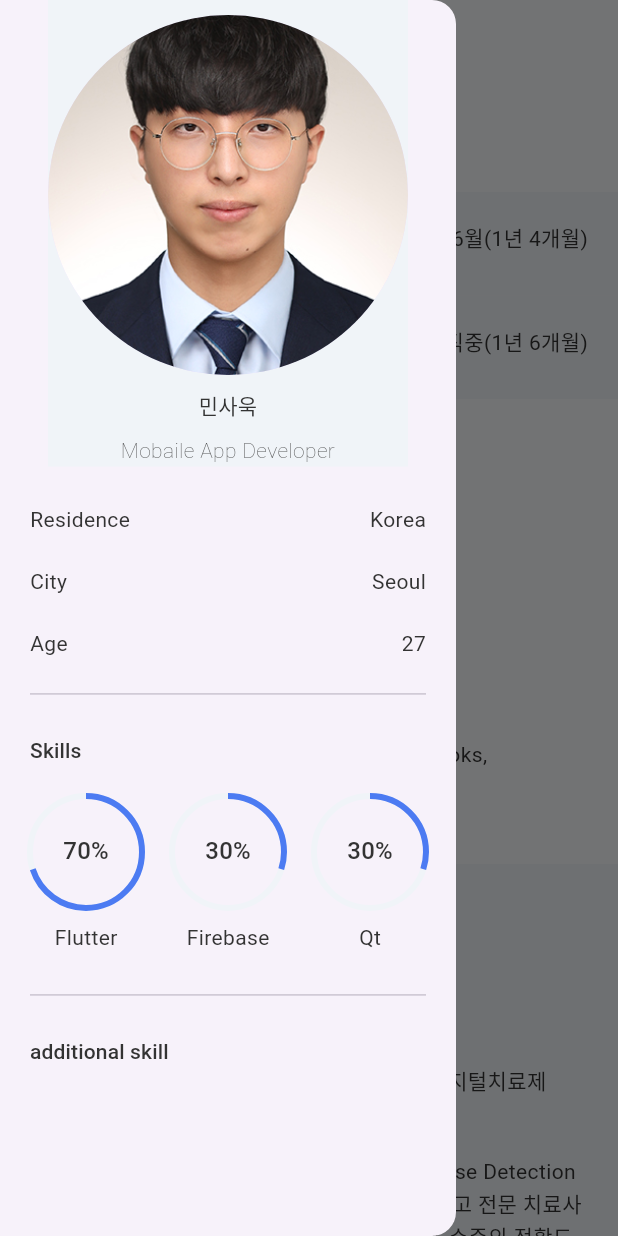
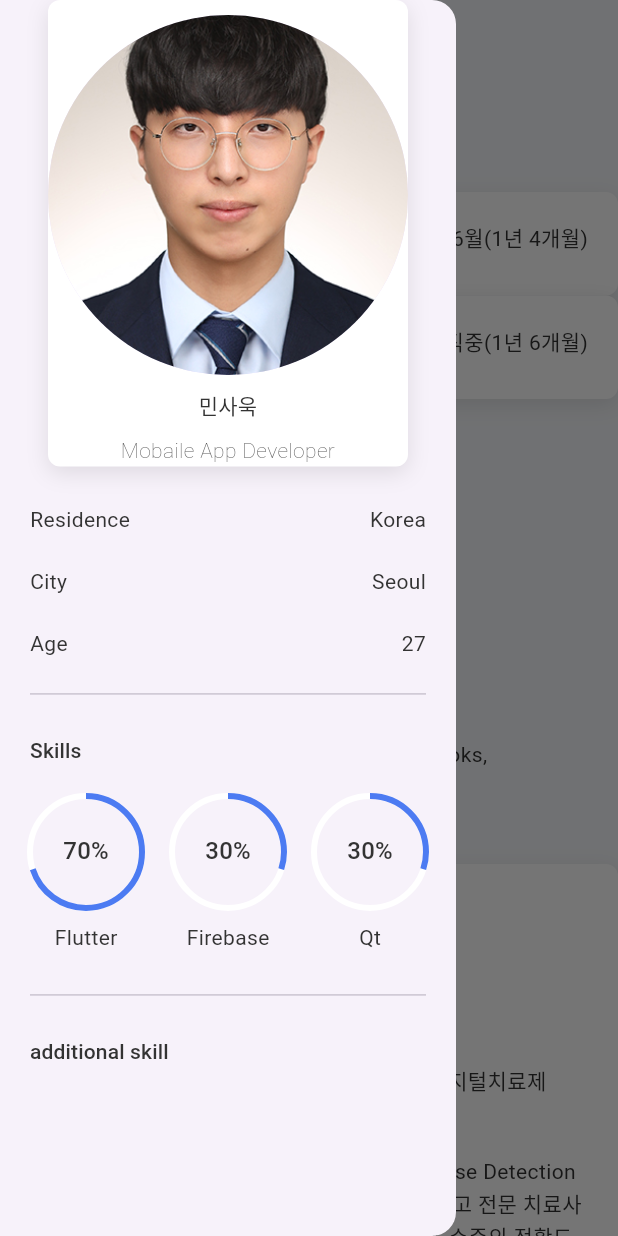
Before and after one commit to minsawook/web_portfolio, a Flutter app: the screen it shows after launch, after a tap on the "menu" icon, on a phone screen of 412 x 824 dp. Run offline on Flutter 3.47's test engine with Material 3 defaults, Android fonts, the phone set to English and light mode, and no system bars; our stand-ins replace animated_text_kit, flutter_svg; network calls fail.

Commit message:
Add contrast for light theme

```diff
--- a/lib/constants.dart
+++ b/lib/constants.dart
@@ -1,12 +1,21 @@
 import 'package:flutter/material.dart';
 
-// Refined light theme color palette
-const primaryColor = Color(0xFF4C7BF2); // vibrant accent
-const secondaryColor = Color(0xFFF0F4F8); // card backgrounds
-const darkColor = Color(0xFFD9E2EF); // subtle borders & dividers
+// Light theme palette with better contrast
+const primaryColor = Color(0xFF4C7BF2); // accent color
+const secondaryColor = Color(0xFFFFFFFF); // card backgrounds
+const darkColor = Color(0xFFD1D5DB); // subtle borders & dividers
 const bodyTextColor = Color(0xFF333333); // high contrast text
-const bgColor = Color(0xFFF9FAFC); // soft page background
+const bgColor = Color(0xFFF5F7FA); // page background
 
 const defaultPadding = 20.0;
 const defaultDuration = Duration(seconds: 1); // we use it on our animation
 const maxWidth = 1440.0; // max width of our web
+
+/// Default shadow used on cards to provide separation from the background
+const List<BoxShadow> kDefaultCardShadow = [
+  BoxShadow(
+    offset: Offset(0, 4),
+    blurRadius: 12,
+    color: Color(0x1A000000), // 10% opacity black
+  ),
+];
--- a/lib/screens/home/components/ProjectsCart.dart
+++ b/lib/screens/home/components/ProjectsCart.dart
@@ -17,7 +17,11 @@ class ProjectsCard extends StatelessWidget {
     return Container(
       width: double.infinity,
       padding: EdgeInsets.all(defaultPadding),
-      color: secondaryColor,
+      decoration: BoxDecoration(
+        color: secondaryColor,
+        borderRadius: BorderRadius.circular(8),
+        boxShadow: kDefaultCardShadow,
+      ),
       child: Column(
         crossAxisAlignment: CrossAxisAlignment.start,
         children: [
--- a/lib/screens/home/components/home_banner.dart
+++ b/lib/screens/home/components/home_banner.dart
@@ -16,7 +16,7 @@ class HomeBanner extends StatelessWidget {
       child: Stack(
         fit: StackFit.expand,
         children: [
-          Container(color: secondaryColor.withOpacity(0.7)),
+          Container(color: darkColor.withOpacity(0.3)),
           Row(mainAxisAlignment: MainAxisAlignment.end, children: <Widget>[
             Image.asset(
               "assets/images/human.png",
--- a/lib/screens/home/components/post_card.dart
+++ b/lib/screens/home/components/post_card.dart
@@ -24,7 +24,11 @@ class PostCard extends StatelessWidget {
       },
       child: Container(
         padding: const EdgeInsets.all(defaultPadding),
-        color: secondaryColor,
+        decoration: BoxDecoration(
+          color: secondaryColor,
+          borderRadius: BorderRadius.circular(8),
+          boxShadow: kDefaultCardShadow,
+        ),
         child: Column(
           crossAxisAlignment: CrossAxisAlignment.start,
           children: [
--- a/lib/screens/home/components/project_card.dart
+++ b/lib/screens/home/components/project_card.dart
@@ -22,7 +22,11 @@ class ProjectCard extends StatelessWidget {
       },
       child: Container(
         padding: const EdgeInsets.all(defaultPadding),
-        color: secondaryColor,
+        decoration: BoxDecoration(
+          color: secondaryColor,
+          borderRadius: BorderRadius.circular(8),
+          boxShadow: kDefaultCardShadow,
+        ),
         child: Column(
           crossAxisAlignment: CrossAxisAlignment.start,
           children: [
--- a/lib/screens/home/components/recommendation_card.dart
+++ b/lib/screens/home/components/recommendation_card.dart
@@ -16,7 +16,11 @@ class RecommendationCard extends StatelessWidget {
     return Container(
       width: double.infinity,
       padding: EdgeInsets.all(defaultPadding),
-      color: secondaryColor,
+      decoration: BoxDecoration(
+        color: secondaryColor,
+        borderRadius: BorderRadius.circular(8),
+        boxShadow: kDefaultCardShadow,
+      ),
       child: Row(
         mainAxisAlignment: MainAxisAlignment.start,
         crossAxisAlignment: CrossAxisAlignment.start,
--- a/lib/screens/main/components/my_info.dart
+++ b/lib/screens/main/components/my_info.dart
@@ -9,7 +9,11 @@ class MyInfo extends StatelessWidget {
   @override
   Widget build(BuildContext context) {
     return Container(
-      color: secondaryColor,
+      decoration: BoxDecoration(
+        color: secondaryColor,
+        borderRadius: BorderRadius.circular(8),
+        boxShadow: kDefaultCardShadow,
+      ),
       child: Column(
         mainAxisSize: MainAxisSize.min,
         children: [
--- a/lib/screens/main/components/side_menu.dart
+++ b/lib/screens/main/components/side_menu.dart
@@ -65,7 +65,11 @@ class SideMenu extends StatelessWidget {
                     Container(
                       height: MediaQuery.of(context).size.height * 0.07,
                       margin: EdgeInsets.only(top: defaultPadding),
-                      color: secondaryColor,
+                      decoration: BoxDecoration(
+                        color: secondaryColor,
+                        borderRadius: BorderRadius.circular(8),
+                        boxShadow: kDefaultCardShadow,
+                      ),
                       child: Row(
                         mainAxisAlignment: MainAxisAlignment.spaceAround,
                         children: [
```
